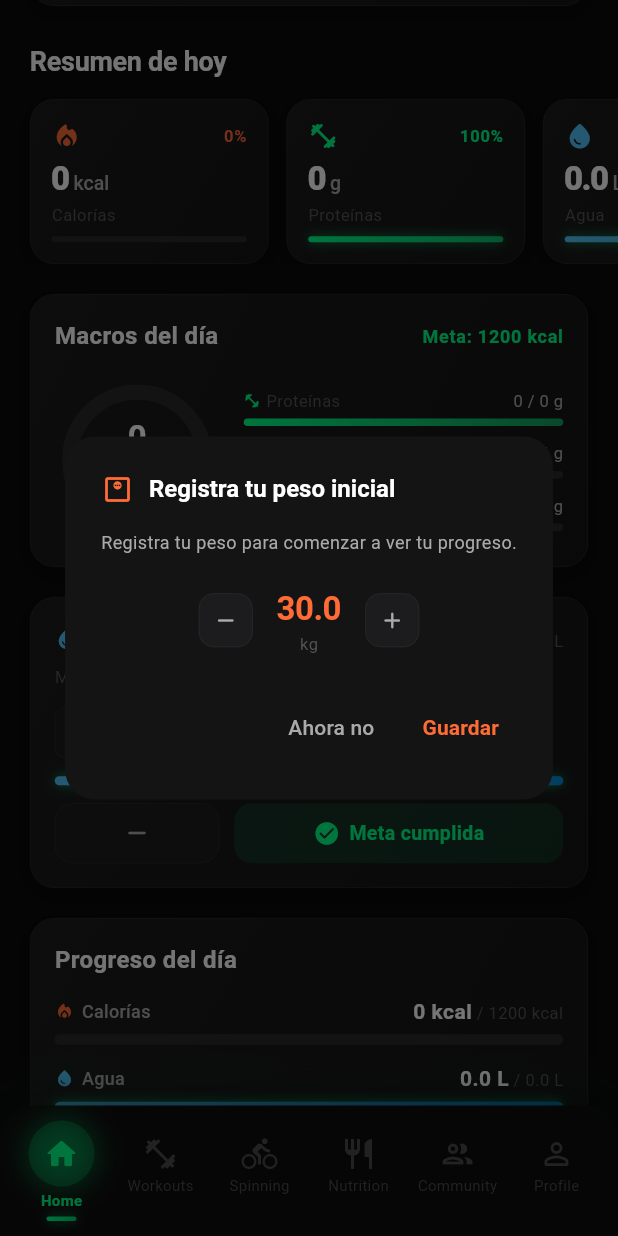
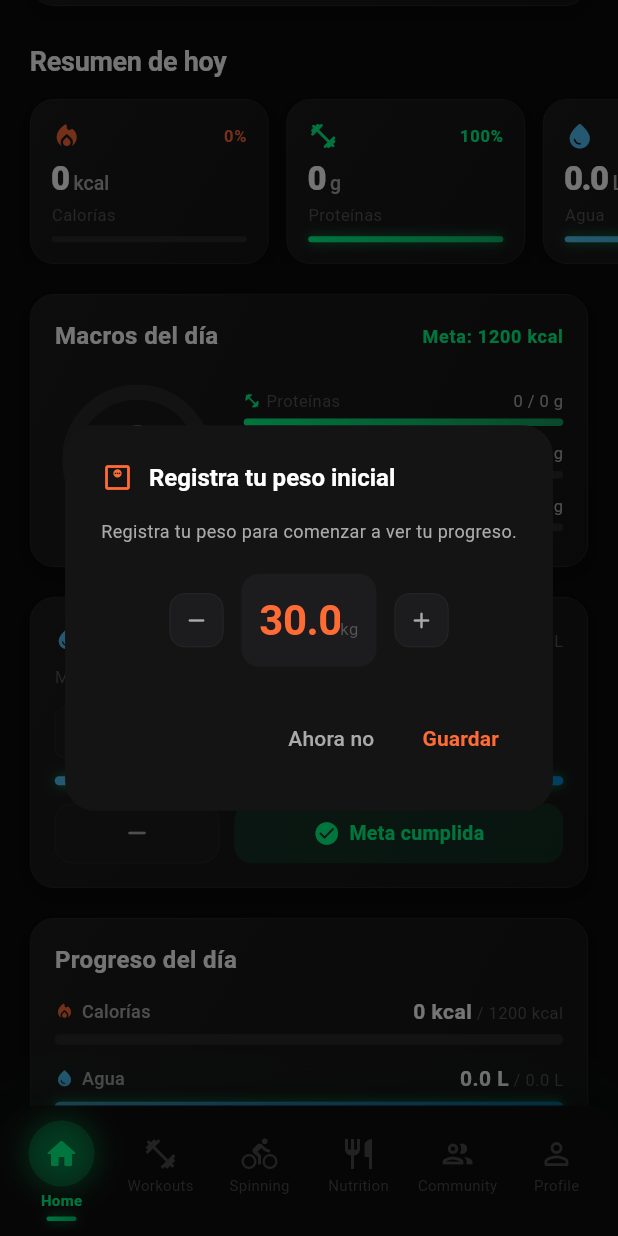
Before and after one commit to vallejoj203k/Mega_vital, a Flutter app: the screen it shows once a user with an empty profile is signed in, scrolled down 576 dp, after a tap on the "add" icon, on a phone screen of 412 x 824 dp. Run offline on Flutter 3.47's test engine with Material 3 defaults, Android fonts, the phone set to English and light mode, and no system bars; our stand-ins replace image_picker, shared_preferences, supabase_flutter; accounts and stored records are empty; network calls fail.

Commit message:
fix(home): TextField para peso exacto y botones ±1 kg en diálogos
- Reemplaza el número estático por TextField editable (teclado numérico)
- Los botones +/- ahora cambian 1 kg por pulsación (antes 0.1)
- El TextField y los botones están sincronizados bidireccional mente
- Acepta coma o punto como separador decimal

https://claude.ai/code/session_01KQFVepcSsFdvYfEVnYAJT9

```diff
--- a/lib/presentation/screens/home/home_screen.dart
+++ b/lib/presentation/screens/home/home_screen.dart
@@ -53,6 +53,7 @@ class _HomeScreenState extends State<HomeScreen>
         ?? profile?.weight
         ?? 70.0;
     double draft = initial;
+    final ctrl = TextEditingController(text: initial.toStringAsFixed(1));
 
     showDialog(
       context: context,
@@ -85,25 +86,51 @@ class _HomeScreenState extends State<HomeScreen>
             Row(mainAxisAlignment: MainAxisAlignment.center, children: [
               _DialogAdjBtn(
                 icon: Icons.remove_rounded,
-                onTap: () => setDlg(() =>
-                    draft = double.parse(
-                        (draft - 0.1).clamp(30.0, 250.0)
-                            .toStringAsFixed(1))),
-              ),
-              const SizedBox(width: 16),
-              Column(children: [
-                Text(draft.toStringAsFixed(1),
-                    style: AppTextStyles.headingLarge
-                        .copyWith(color: AppColors.accentOrange)),
-                Text('kg', style: AppTextStyles.caption),
-              ]),
-              const SizedBox(width: 16),
+                onTap: () {
+                  final v = (draft - 1).clamp(30.0, 250.0);
+                  setDlg(() { draft = v; ctrl.text = v.toStringAsFixed(1); });
+                },
+              ),
+              const SizedBox(width: 12),
+              SizedBox(
+                width: 90,
+                child: TextField(
+                  controller: ctrl,
+                  keyboardType: const TextInputType.numberWithOptions(decimal: true),
+                  textAlign: TextAlign.center,
+                  style: AppTextStyles.headingLarge
+                      .copyWith(color: AppColors.accentOrange, fontSize: 28),
+                  decoration: InputDecoration(
+                    suffix: Text('kg', style: AppTextStyles.caption),
+                    filled: true,
+                    fillColor: AppColors.surfaceVariant,
+                    border: OutlineInputBorder(
+                      borderRadius: BorderRadius.circular(12),
+                      borderSide: BorderSide.none,
+                    ),
+                    focusedBorder: OutlineInputBorder(
+                      borderRadius: BorderRadius.circular(12),
+                      borderSide: const BorderSide(
+                          color: AppColors.accentOrange, width: 1.5),
+                    ),
+                    contentPadding: const EdgeInsets.symmetric(
+                        horizontal: 8, vertical: 10),
+                  ),
+                  onChanged: (v) {
+                    final parsed = double.tryParse(v.replaceAll(',', '.'));
+                    if (parsed != null) {
+                      setDlg(() => draft = parsed.clamp(30.0, 250.0));
+                    }
+                  },
+                ),
+              ),
+              const SizedBox(width: 12),
               _DialogAdjBtn(
                 icon: Icons.add_rounded,
-                onTap: () => setDlg(() =>
-                    draft = double.parse(
-                        (draft + 0.1).clamp(30.0, 250.0)
-                            .toStringAsFixed(1))),
+                onTap: () {
+                  final v = (draft + 1).clamp(30.0, 250.0);
+                  setDlg(() { draft = v; ctrl.text = v.toStringAsFixed(1); });
+                },
               ),
             ]),
           ]),
@@ -1248,6 +1275,8 @@ class _WeightChart extends StatelessWidget {
 
   void _showAddDialog(BuildContext context, WeightProvider prov) {
     double draft = prov.latest?.weight ?? 70.0;
+    final ctrl = TextEditingController(text: draft.toStringAsFixed(1));
+
     showDialog(
       context: context,
       builder: (ctx) => StatefulBuilder(
@@ -1265,21 +1294,51 @@ class _WeightChart extends StatelessWidget {
               children: [
             _DialogAdjBtn(
               icon: Icons.remove_rounded,
-              onTap: () => setDlg(() => draft = double.parse(
-                  (draft - 0.1).clamp(30.0, 250.0).toStringAsFixed(1))),
+              onTap: () {
+                final v = (draft - 1).clamp(30.0, 250.0);
+                setDlg(() { draft = v; ctrl.text = v.toStringAsFixed(1); });
+              },
             ),
-            const SizedBox(width: 20),
-            Column(children: [
-              Text(draft.toStringAsFixed(1),
-                  style: AppTextStyles.headingLarge
-                      .copyWith(color: AppColors.accentOrange)),
-              Text('kg', style: AppTextStyles.caption),
-            ]),
-            const SizedBox(width: 20),
+            const SizedBox(width: 12),
+            SizedBox(
+              width: 90,
+              child: TextField(
+                controller: ctrl,
+                keyboardType: const TextInputType.numberWithOptions(decimal: true),
+                textAlign: TextAlign.center,
+                style: AppTextStyles.headingLarge
+                    .copyWith(color: AppColors.accentOrange, fontSize: 28),
+                decoration: InputDecoration(
+                  suffix: Text('kg', style: AppTextStyles.caption),
+                  filled: true,
+                  fillColor: AppColors.surfaceVariant,
+                  border: OutlineInputBorder(
+                    borderRadius: BorderRadius.circular(12),
+                    borderSide: BorderSide.none,
+                  ),
+                  focusedBorder: OutlineInputBorder(
+                    borderRadius: BorderRadius.circular(12),
+                    borderSide: const BorderSide(
+                        color: AppColors.accentOrange, width: 1.5),
+                  ),
+                  contentPadding: const EdgeInsets.symmetric(
+                      horizontal: 8, vertical: 10),
+                ),
+                onChanged: (v) {
+                  final parsed = double.tryParse(v.replaceAll(',', '.'));
+                  if (parsed != null) {
+                    setDlg(() => draft = parsed.clamp(30.0, 250.0));
+                  }
+                },
+              ),
+            ),
+            const SizedBox(width: 12),
             _DialogAdjBtn(
               icon: Icons.add_rounded,
-              onTap: () => setDlg(() => draft = double.parse(
-                  (draft + 0.1).clamp(30.0, 250.0).toStringAsFixed(1))),
+              onTap: () {
+                final v = (draft + 1).clamp(30.0, 250.0);
+                setDlg(() { draft = v; ctrl.text = v.toStringAsFixed(1); });
+              },
             ),
           ]),
           actions: [
```
